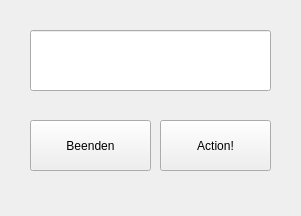
First picture: the form in widget.ui, repository RSauerbrey/24ifa12aSensorGUI, before the edit.
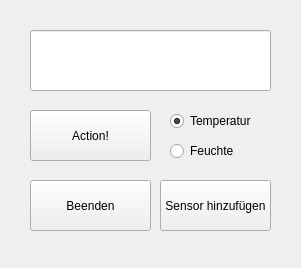
Second picture: the form after the edit.

Commit message: ADD SENSOR hinzugefügt

```diff
--- a/widget.ui
+++ b/widget.ui
@@ -7,7 +7,7 @@
     <x>0</x>
     <y>0</y>
     <width>301</width>
-    <height>216</height>
+    <height>268</height>
    </rect>
   </property>
   <property name="windowTitle">
@@ -17,7 +17,7 @@
    <property name="geometry">
     <rect>
      <x>30</x>
-     <y>120</y>
+     <y>180</y>
      <width>121</width>
      <height>51</height>
     </rect>
@@ -39,14 +39,56 @@
   <widget class="QPushButton" name="btnAction">
    <property name="geometry">
     <rect>
+     <x>30</x>
+     <y>110</y>
+     <width>121</width>
+     <height>51</height>
+    </rect>
+   </property>
+   <property name="text">
+    <string>Action!</string>
+   </property>
+  </widget>
+  <widget class="QPushButton" name="btnAddSensor">
+   <property name="geometry">
+    <rect>
      <x>160</x>
-     <y>120</y>
+     <y>180</y>
      <width>111</width>
      <height>51</height>
     </rect>
    </property>
    <property name="text">
-    <string>Action!</string>
+    <string>Sensor hinzufügen</string>
+   </property>
+  </widget>
+  <widget class="QRadioButton" name="btnTemperatur">
+   <property name="geometry">
+    <rect>
+     <x>170</x>
+     <y>110</y>
+     <width>91</width>
+     <height>22</height>
+    </rect>
+   </property>
+   <property name="text">
+    <string>Temperatur</string>
+   </property>
+   <property name="checked">
+    <bool>true</bool>
+   </property>
+  </widget>
+  <widget class="QRadioButton" name="btnFeuchte">
+   <property name="geometry">
+    <rect>
+     <x>170</x>
+     <y>140</y>
+     <width>91</width>
+     <height>22</height>
+    </rect>
+   </property>
+   <property name="text">
+    <string>Feuchte</string>
    </property>
   </widget>
  </widget>
```
The commit also changes 6 other files.
